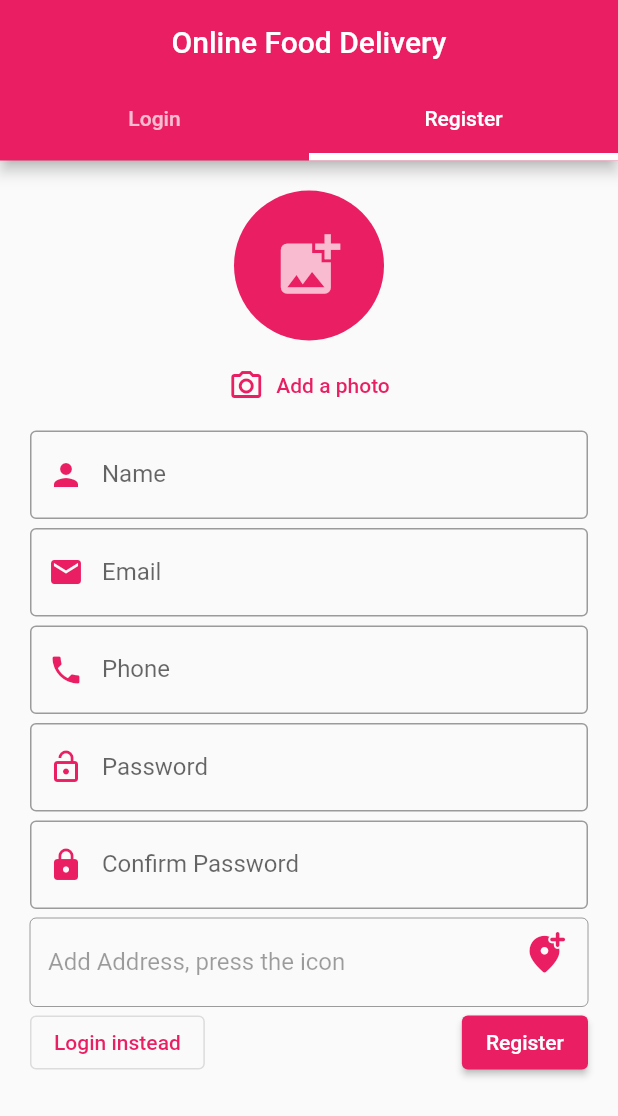
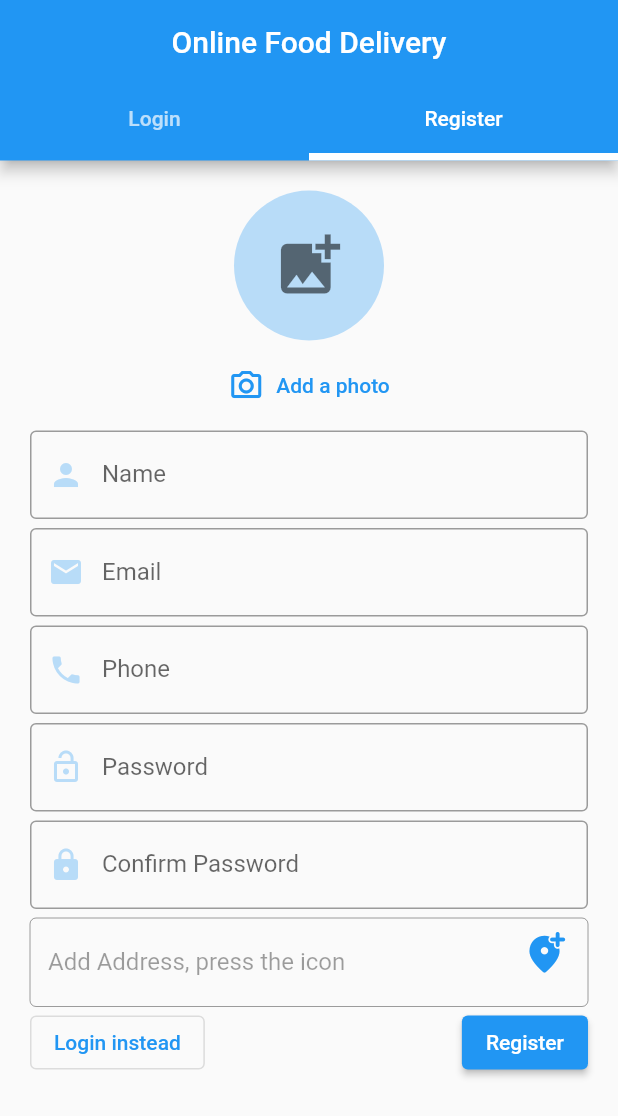
Before and after one commit to mydigita/food-order-and-delivery-app, a Flutter app: the screen it shows after launch, tab 2 chosen, on a phone screen of 412 x 824 dp. Shown: the top 1116 px of the screen. Run offline on Flutter 3.47's test engine with Material 2 defaults, Android fonts, the light colour scheme and no system bars; our stand-ins replace image_picker.

Commit message:
changed theme for register page based on linkedin survery

```diff
--- a/lib/authentication/register.dart
+++ b/lib/authentication/register.dart
@@ -37,11 +37,12 @@ class _RegisterScreenState extends State<RegisterScreen> {
                   backgroundImage: imageXFile == null
                       ? null
                       : FileImage(File(imageXFile!.path)),
-                  backgroundColor: Colors.pink,
+                  backgroundColor: Theme.of(context).primaryColor.withOpacity(.3),
                   child: imageXFile == null
                       ? const Icon(
                           Icons.add_photo_alternate,
                           size: 50,
+                          color: Colors.black54,
                         )
                       : null,
                 ),
@@ -65,7 +66,7 @@ class _RegisterScreenState extends State<RegisterScreen> {
                     border: const OutlineInputBorder(),
                     prefixIcon: Icon(
                       Icons.person,
-                      color: Theme.of(context).primaryColor,
+                      color: Theme.of(context).primaryColor.withOpacity(.3),
                     ),
                     labelText: "Name",
                   ),
@@ -78,7 +79,8 @@ class _RegisterScreenState extends State<RegisterScreen> {
                     labelText: "Email",
                     prefixIcon: Icon(
                       Icons.email,
-                      color: Theme.of(context).primaryColor,
+                      color: Theme.of(context).primaryColor.withOpacity(.3),
+
                     ),
                   ),
                 ),
@@ -88,7 +90,8 @@ class _RegisterScreenState extends State<RegisterScreen> {
                   decoration: InputDecoration(
                     border: const OutlineInputBorder(),
                     prefixIcon: Icon(Icons.phone,
-                        color: Theme.of(context).primaryColor),
+                        color: Theme.of(context).primaryColor.withOpacity(.3),
+                        ),
                     labelText: "Phone",
                   ),
                 ),
@@ -100,7 +103,7 @@ class _RegisterScreenState extends State<RegisterScreen> {
                   decoration: InputDecoration(
                       border: const OutlineInputBorder(),
                       prefixIcon: Icon(Icons.lock_open,
-                          color: Theme.of(context).primaryColor),
+                          color: Theme.of(context).primaryColor.withOpacity(.3)),
                       labelText: "Password"),
                 ),
                 const SizedBox(height: 6),
@@ -111,14 +114,14 @@ class _RegisterScreenState extends State<RegisterScreen> {
                   decoration: InputDecoration(
                       border: const OutlineInputBorder(),
                       prefixIcon: Icon(Icons.lock,
-                          color: Theme.of(context).primaryColor),
+                          color: Theme.of(context).primaryColor.withOpacity(.3)),
                       labelText: "Confirm Password"),
                 ),
                 const SizedBox(height: 6),
                 Stack(
                   children: [
-                    Expanded(
-                      child: TextFormField(
+
+                  TextFormField(
                         enabled: false,
                         controller: locationController,
                         decoration: const InputDecoration(
@@ -126,7 +129,7 @@ class _RegisterScreenState extends State<RegisterScreen> {
                           labelText: "Add Address, press the icon",
                         ),
                       ),
-                    ),
+
                     Positioned(
                       right: 5,
                       child: IconButton(
--- a/lib/main.dart
+++ b/lib/main.dart
@@ -14,7 +14,7 @@ class MyApp extends StatelessWidget {
     return MaterialApp(
       title: 'Sellers App',
       theme: ThemeData(
-        primarySwatch: Colors.pink,
+        primarySwatch: Colors.blue,
       ),
       home: const SplashScreen(),
     );
```
